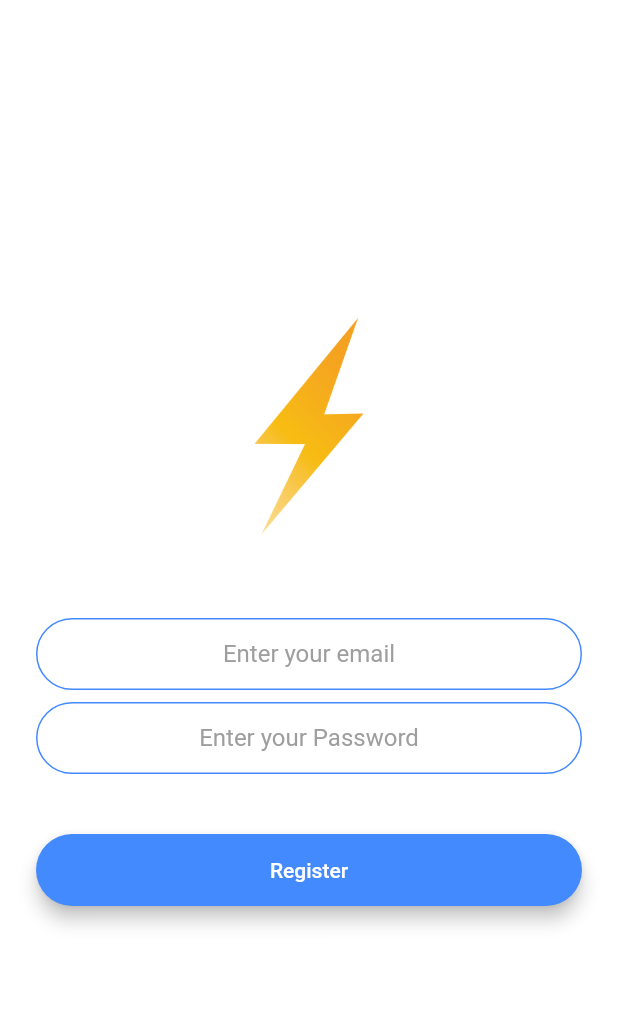
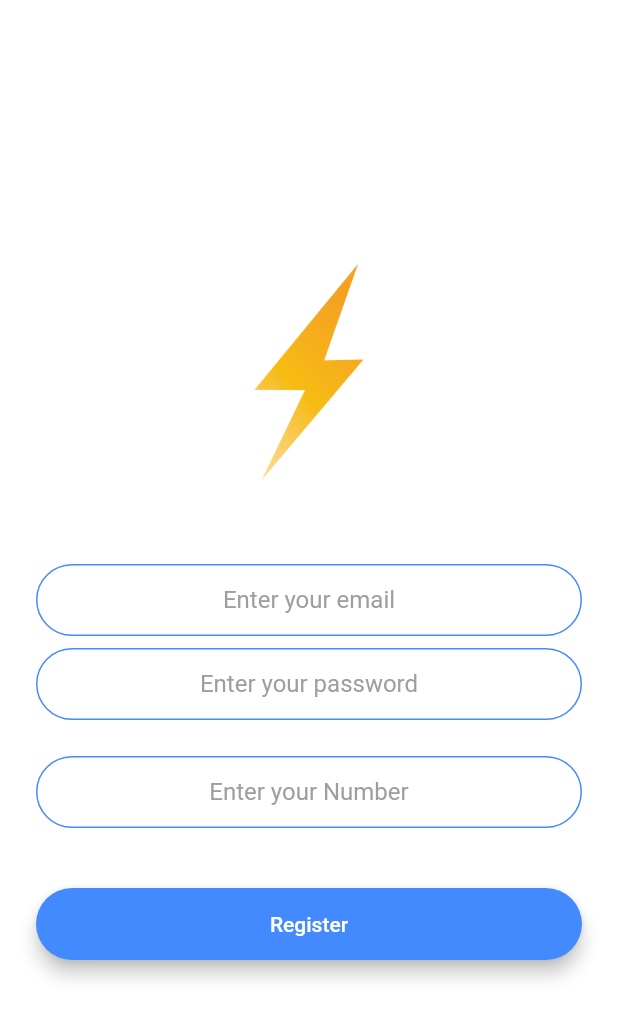
Before and after one commit to notamanbag/App, a Flutter app: the RegistrationScreen screen opened by its route, after a tap on "Register", on a phone screen of 412 x 824 dp. Shown: the top 1019 px of the screen. Run offline on Flutter 3.47's test engine with Material 2 defaults, Android fonts, the phone set to English and light mode, and no system bars; our stand-ins replace animated_text_kit, firebase_auth; accounts and stored records are empty; network calls fail.

Commit message:
Changes in newscrren

```diff
--- a/lib/main.dart
+++ b/lib/main.dart
@@ -3,6 +3,7 @@ import 'package:flash_chat/screens/welcome_screen.dart';
 import 'package:flash_chat/screens/login_screen.dart';
 import 'package:flash_chat/screens/registration_screen.dart';
 import 'package:flash_chat/ChatScreen.dart';
+
 import 'forgotpassword.dart';
 import './screens/newscreen.dart';
 
@@ -26,6 +27,7 @@ class FlashChat extends StatelessWidget {
         ChatScreen.id: (context) => ChatScreen(),
         ForgotPassword.id:(context)=> ForgotPassword(),
         NewScreen.id:(context)=>NewScreen(),
+
       },
     );
   }
--- a/lib/screens/registration_screen.dart
+++ b/lib/screens/registration_screen.dart
@@ -1,3 +1,4 @@
+
 import 'package:flash_chat/screens/newscreen.dart';
 import 'package:flutter/material.dart';
 import 'package:flash_chat/rounded_button.dart';
@@ -13,10 +14,13 @@ class RegistrationScreen extends StatefulWidget {
 }
 
 class _RegistrationScreenState extends State<RegistrationScreen> {
+
   bool showspin = false;
   final _auth = FirebaseAuth.instance;
   String email;
   String password;
+  String number;
+
   @override
   Widget build(BuildContext context) {
     return Scaffold(
@@ -49,26 +53,41 @@ class _RegistrationScreenState extends State<RegistrationScreen> {
               height: 8.0,
             ),
             TextField(
-                obscureText: true,
+              obscureText: true,
+
+                textAlign: TextAlign.center,
+                style: TextStyle(color: Colors.black),
+                onChanged: (value) {
+                  number= value;
+                },
+                decoration:
+                    kDecoration.copyWith(hintText: 'Enter your password')),
+            SizedBox(
+              height: 24.0,
+            ),
+            TextField(
+                keyboardType:TextInputType.number,
                 textAlign: TextAlign.center,
                 style: TextStyle(color: Colors.black),
                 onChanged: (value) {
                   password = value;
                 },
                 decoration:
-                    kDecoration.copyWith(hintText: 'Enter your Password')),
+                    kDecoration.copyWith(hintText: 'Enter your Number')),
             SizedBox(
               height: 24.0,
             ),
+
             RoundedButton(
                 title: 'Register',
                 colour: Colors.blueAccent,
                 onPressed: ()async {
+
                   try {
-                    final newuser =  await _auth.createUserWithEmailAndPassword(
+                     AuthResult newuser =  await _auth.createUserWithEmailAndPassword(
                         email: email, password: password);
                     if (newuser != null) {
-                      Navigator.pushNamed(context, NewScreen.id);
+                      Navigator.pushNamed(context,NewScreen.id);
                     }
                   } catch (e) {
                     print(e);
```
Also changed, not shown: lib/screens/newscreen.dart (+20 -21 lines), lib/screens/otp.dart (added), 1 other file.
